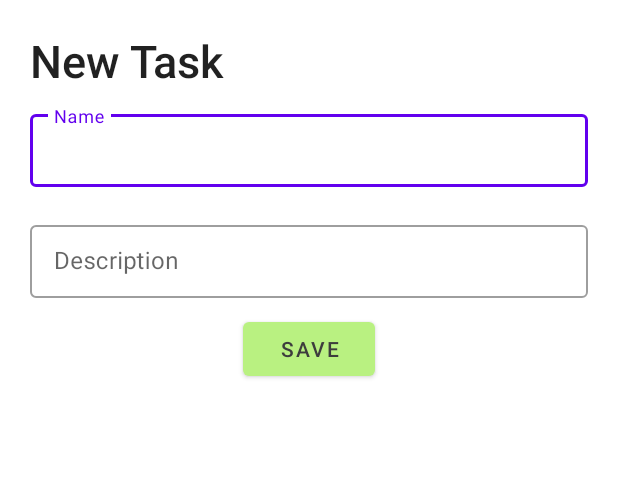
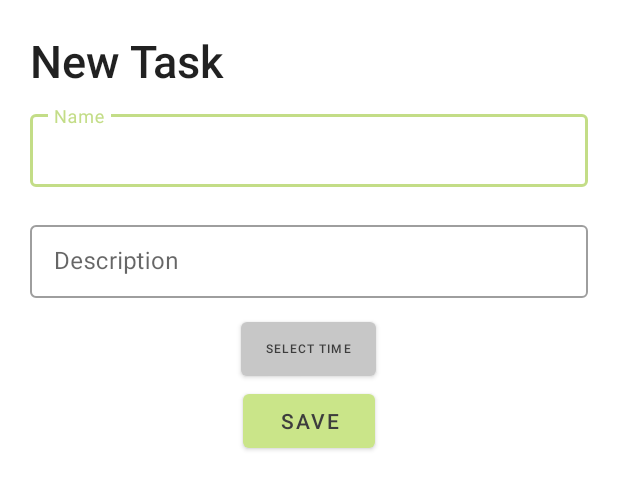
Before and after one commit to Rd4dev/Habit-Tracker, an Android app: the layout fragment_new_task_sheet.xml on its own in the app's theme, with its tools: preview values and no code run, on a phone screen of 412 x 824 dp. Shown: the top 489 px of the screen. Run offline under Robolectric (Android 15) with nearby library versions, the phone set to English and light mode, and no system bars.

Commit message:
Changed Colors/app Style, Implemented dueTime feature

```diff
--- /dev/null
+++ b/app/src/main/java/com/rd/habit_tracker/TaskItemClickListener.kt
@@ -0,0 +1,6 @@
+package com.rd.habit_tracker
+
+interface TaskItemClickListener {
+    fun editTaskItem(taskItem: TaskItem)
+    fun completeTaskItem(taskItem: TaskItem)
+}
--- a/app/src/main/java/com/rd/habit_tracker/TaskViewModel.kt
+++ b/app/src/main/java/com/rd/habit_tracker/TaskViewModel.kt
@@ -1,5 +1,7 @@
 package com.rd.habit_tracker
 
+import android.os.Build
+import androidx.annotation.RequiresApi
 import androidx.lifecycle.MutableLiveData
 import androidx.lifecycle.ViewModel
 import java.time.LocalDate
@@ -28,6 +30,7 @@ class TaskViewModel: ViewModel() {
         taskItems.postValue(list)
     }
 
+    @RequiresApi(Build.VERSION_CODES.O)
     fun setCompleted(taskItem: TaskItem){
         val list = taskItems.value
         val task = list!!.find { it.id == taskItem.id}!!
--- a/app/src/main/res/layout/fragment_new_task_sheet.xml
+++ b/app/src/main/res/layout/fragment_new_task_sheet.xml
@@ -50,10 +50,21 @@
     </com.google.android.material.textfield.TextInputLayout>
 
     <com.google.android.material.button.MaterialButton
+        android:id="@+id/timePickerButton"
+        android:layout_width="90dp"
+        android:layout_height="wrap_content"
+        android:textSize="8dp"
+        app:backgroundTint="@color/grey_200"
+        android:text="Select Time"
+        android:textColor="#3D3D3D"
+        android:layout_gravity="center"
+        android:layout_marginHorizontal="20dp"/>
+
+    <com.google.android.material.button.MaterialButton
         android:id="@+id/saveButton"
         android:layout_width="wrap_content"
         android:layout_height="wrap_content"
-        app:backgroundTint="#B9F181"
+        app:backgroundTint="@color/green"
         android:text="Save"
         android:textColor="#3D3D3D"
         android:layout_gravity="center"
--- a/app/src/main/res/values/colors.xml
+++ b/app/src/main/res/values/colors.xml
@@ -5,6 +5,14 @@
     <color name="purple_700">#FF3700B3</color>
     <color name="teal_200">#FF03DAC5</color>
     <color name="teal_700">#FF018786</color>
+<!--app color codes-->
     <color name="black">#FF000000</color>
     <color name="white">#FFFFFFFF</color>
+    <color name="green">#CAE589</color>
+    <color name="green_200">#D7F492</color>
+    <color name="green_500">#C3DD87</color>
+    <color name="green_700">#A5BB74</color>
+    <color name="grey_200">#C7C7C7</color>
+    <color name="grey_700">#686868</color>
+    <color name="transparent">#00FFFFFF</color>
 </resources>
--- a/app/src/main/res/values/themes.xml
+++ b/app/src/main/res/values/themes.xml
@@ -2,12 +2,12 @@
     <!-- Base application theme. -->
     <style name="Theme.HabitTracker" parent="Theme.MaterialComponents.DayNight.DarkActionBar">
         <!-- Primary brand color. -->
-        <item name="colorPrimary">@color/purple_500</item>
-        <item name="colorPrimaryVariant">@color/purple_700</item>
+        <item name="colorPrimary">@color/green_500</item>
+        <item name="colorPrimaryVariant">@color/green_700</item>
         <item name="colorOnPrimary">@color/white</item>
         <!-- Secondary brand color. -->
-        <item name="colorSecondary">@color/teal_200</item>
-        <item name="colorSecondaryVariant">@color/teal_700</item>
+        <item name="colorSecondary">@color/grey_200</item>
+        <item name="colorSecondaryVariant">@color/grey_700</item>
         <item name="colorOnSecondary">@color/black</item>
         <!-- Status bar color. -->
         <item name="android:statusBarColor" tools:targetApi="l">?attr/colorPrimaryVariant</item>
```
Also changed, not shown: app/src/main/java/com/rd/habit_tracker/MainActivity.kt (+12 -2 lines), app/src/main/java/com/rd/habit_tracker/NewTaskSheet.kt (+39 -2 lines), app/src/main/java/com/rd/habit_tracker/TaskItem.kt (+9 -0 lines), app/src/main/java/com/rd/habit_tracker/TaskItemAdapter.kt (+6 -2 lines), app/src/main/java/com/rd/habit_tracker/TaskItemViewHolder.kt (+41 -1 lines), app/src/main/res/layout/activity_main.xml (+5 -4 lines), 2 other files.
